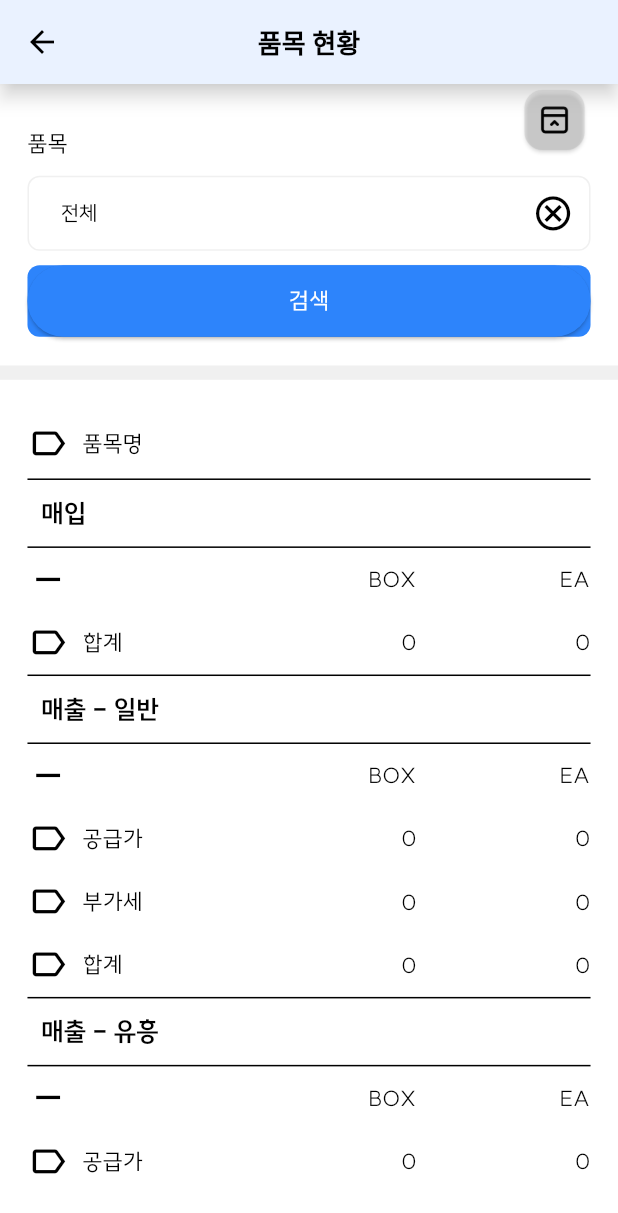
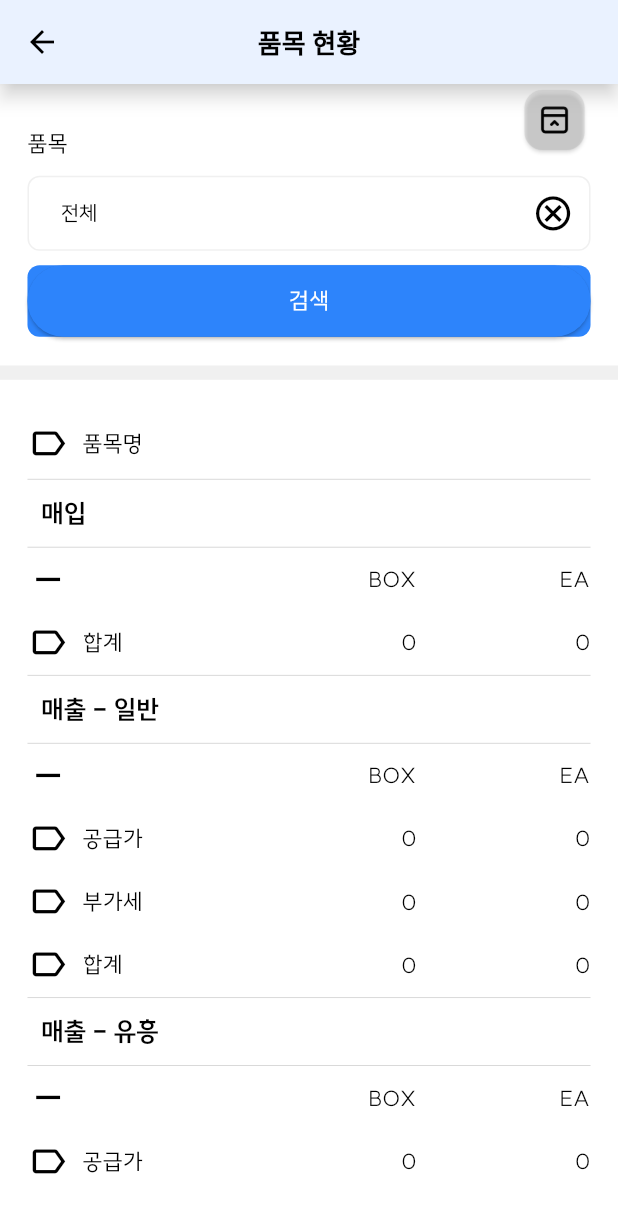
Before and after one commit to Kyeongrak-Choi/bonacamp.misxV2, a Flutter app: the ItemStatus screen opened by its route, on a phone screen of 412 x 824 dp. Shown: the top 1213 px of the screen. Run offline on Flutter 3.47's test engine with Material 3 defaults, Android fonts, the phone set to English and light mode, and no system bars; our stand-ins replace carousel_slider, curved_navigation_bar, dio, dots_indicator, fl_chart, flutter_screenutil and 8 more; missing offline and left inert: custom_info_window, dialogs, google_maps_cluster_manager, month_year_picker; accounts and stored records are empty.

Commit message:
Divider 디자인 통일

```diff
--- a/lib/components/datatable/inventory/inventory_in_out_report_item.dart
+++ b/lib/components/datatable/inventory/inventory_in_out_report_item.dart
@@ -166,10 +166,7 @@ void ShowInventoryInOutDetailDialog(var detailList, BuildContext context) {
                 SizedBox(
                   height: BASIC_PADDING.h,
                 ),
-                Divider(
-                  height: 1.h,
-                  color: context.theme.colorScheme.onPrimary,
-                ),
+                Divider(color: context.theme.colorScheme.onBackground,thickness: 0.5,height: 1.h,),
                 IconTitleField(
                   titleName: '품목',
                   value: detailList.itemName ?? '',
--- a/lib/components/datatable/inventory/inventory_report_item.dart
+++ b/lib/components/datatable/inventory/inventory_report_item.dart
@@ -166,10 +166,7 @@ void ShowInventoryDetailDialog(var detailList, BuildContext context) {
               SizedBox(
                 height: BASIC_PADDING.h,
               ),
-              Divider(
-                height: 1.h,
-                color: context.theme.colorScheme.onPrimary,
-              ),
+              Divider(color: context.theme.colorScheme.onBackground,thickness: 0.5,height: 1.h,),
               IconTitleField(
                 titleName: '품목',
                 value: detailList.itemName ?? '',
--- a/lib/components/datatable/inventory/lend_report_customer_detail_item.dart
+++ b/lib/components/datatable/inventory/lend_report_customer_detail_item.dart
@@ -91,10 +91,7 @@ void ShowLendReportCustomerDetailDialog(var detailList, BuildContext context) {
                 Text('용공수불현황 상세보기',style: context.textTheme.titleSmall
                     ?.copyWith(fontWeight: FontWeight.bold, color: context.theme.colorScheme.onPrimary,),),
                 SizedBox(height: BASIC_PADDING.h,),
-                Divider(
-                  height: 1.h,
-                  color: context.theme.colorScheme.onPrimary,
-                ),
+                Divider(color: context.theme.colorScheme.onBackground,thickness: 0.5,height: 1.h,),
                 SizedBox(height: BASIC_PADDING.h,),
                 IconTitleField(
                   titleName: '용기공병명',
--- a/lib/components/datatable/inventory/lend_report_warehouse_item.dart
+++ b/lib/components/datatable/inventory/lend_report_warehouse_item.dart
@@ -182,10 +182,7 @@ void ShowLendReportWarehouseDetailDialog(var detailList, BuildContext context) {
                 SizedBox(
                   height: BASIC_PADDING.h,
                 ),
-                Divider(
-                  height: 1.h,
-                  color: context.theme.colorScheme.onPrimary,
-                ),
+                Divider(color: context.theme.colorScheme.onBackground,thickness: 0.5,height: 1.h,),
                 IconTitleField(
                   titleName: '용기공병명',
                   value: detailList.lendItemName ?? '',
--- a/lib/components/datatable/management/salesperson_contribute_table.dart
+++ b/lib/components/datatable/management/salesperson_contribute_table.dart
@@ -30,7 +30,7 @@ class SalesPersonContributeTable extends StatelessWidget {
               Container(
                   width: MediaQuery.of(context).size.width * 0.85,
                   padding: EdgeInsetsDirectional.fromSTEB(BASIC_PADDING.w, 0.h, BASIC_PADDING * 3.w, 0.h),
-                  child: Divider(color: context.theme.colorScheme.onPrimary,thickness: 0.5)),
+                  child: Divider(color: context.theme.colorScheme.onBackground,thickness: 0.5,height: 1.h,),),
               IconTitleField(
                 titleName: '매출공급가',
                 value: (controller.controllerModel != null
@@ -65,7 +65,7 @@ class SalesPersonContributeTable extends StatelessWidget {
               Container(
                   width: MediaQuery.of(context).size.width * 0.85,
                   padding: EdgeInsetsDirectional.fromSTEB(BASIC_PADDING.w, 0.h, BASIC_PADDING * 3.w, 0.h),
-                  child: Divider(color: context.theme.colorScheme.onPrimary,thickness: 0.5)),
+                  child: Divider(color: context.theme.colorScheme.onBackground,thickness: 0.5,height: 1.h,),),
               IconTitleField(
                 titleName: '관리비용',
                 value: (controller.controllerModel != null
@@ -101,7 +101,7 @@ class SalesPersonContributeTable extends StatelessWidget {
               Container(
                   width: MediaQuery.of(context).size.width * 0.85,
                   padding: EdgeInsetsDirectional.fromSTEB(BASIC_PADDING.w, 0.h, BASIC_PADDING * 3.w, 0.h),
-                  child: Divider(color: context.theme.colorScheme.onPrimary,thickness: 0.5)),
+                  child: Divider(color: context.theme.colorScheme.onBackground,thickness: 0.5,height: 1.h,),),
               IconTitleField(
                 titleName: '채권잔액',
                 value: (controller.controllerModel != null
--- a/lib/components/datatable/purchase/purchase_ledger_detail_item.dart
+++ b/lib/components/datatable/purchase/purchase_ledger_detail_item.dart
@@ -92,10 +92,7 @@ void ShowPurchaseLedgerDetailDialog(var detailList, BuildContext context) {
               SizedBox(
                 height: BASIC_PADDING.h,
               ),
-              Divider(
-                height: 1.h,
-                color: context.theme.colorScheme.onPrimary,
-              ),
+              Divider(color: context.theme.colorScheme.onBackground,thickness: 0.5,height: 1.h,),
               IconTitleField(
                 titleName: 'item'.tr,
                 value: detailList.itemName ?? '',
--- a/lib/components/datatable/sales/balance_rental_report_item.dart
+++ b/lib/components/datatable/sales/balance_rental_report_item.dart
@@ -126,10 +126,7 @@ void ShowBalanceRentalDetailDialog(var detailList, BuildContext context) {
                 SizedBox(
                   height: BASIC_PADDING.h,
                 ),
-                Divider(
-                  height: 1.h,
-                  color: context.theme.colorScheme.onPrimary,
-                ),
+                Divider(color: context.theme.colorScheme.onBackground,thickness: 0.5,height: 1.h,),
                 IconTitleField(
                   titleName: '매출처',
                   value: detailList.name ?? '',
--- a/lib/components/datatable/sales/balance_report_item.dart
+++ b/lib/components/datatable/sales/balance_report_item.dart
@@ -125,10 +125,7 @@ void ShowBalanceDetailDialog(var detailList, BuildContext context) {
                 SizedBox(
                   height: BASIC_PADDING.h,
                 ),
-                Divider(
-                  height: 1.h,
-                  color: context.theme.colorScheme.onPrimary,
-                ),
+                Divider(color: context.theme.colorScheme.onBackground,thickness: 0.5,height: 1.h,),
                 IconTitleField(
                   titleName: '거래처',
                   value: detailList.name ?? '',
--- a/lib/components/datatable/sales/item_status_table.dart
+++ b/lib/components/datatable/sales/item_status_table.dart
@@ -33,10 +33,7 @@ class ItemStatusTable extends StatelessWidget {
                     : '',
                 iconData: Icons.label_outlined,
               ),
-              Divider(
-                height: 1.h,
-                color: context.theme.colorScheme.onPrimary,
-              ),
+              Divider(color: context.theme.colorScheme.onBackground,thickness: 0.5,height: 1.h,),
               Padding(
                 padding: EdgeInsetsDirectional.fromSTEB(
                     BASIC_PADDING.w,
@@ -51,10 +48,7 @@ class ItemStatusTable extends StatelessWidget {
                   ),
                 ),
               ),
-              Divider(
-                height: 1.h,
-                color: context.theme.colorScheme.onPrimary,
-              ),
+              Divider(color: context.theme.colorScheme.onBackground,thickness: 0.5,height: 1.h,),
               IconTitleTwoField2(
                 titleName: '',
                 value1: 'BOX',
@@ -73,10 +67,7 @@ class ItemStatusTable extends StatelessWidget {
                     : '0',
                 iconData: Icons.label_outlined,
               ),
-              Divider(
-                height: 1.h,
-                color: context.theme.colorScheme.onPrimary,
-              ),
+              Divider(color: context.theme.colorScheme.onBackground,thickness: 0.5,height: 1.h,),
               Padding(
                 padding: EdgeInsetsDirectional.fromSTEB(
                     BASIC_PADDING.w,
@@ -91,10 +82,7 @@ class ItemStatusTable extends StatelessWidget {
                   ),
                 ),
               ),
-              Divider(
-                height: 1.h,
-                color: context.theme.colorScheme.onPrimary,
-              ),
+              Divider(color: context.theme.colorScheme.onBackground,thickness: 0.5,height: 1.h,),
               IconTitleTwoField2(
                 titleName: '',
                 value1: 'BOX',
@@ -135,10 +123,7 @@ class ItemStatusTable extends StatelessWidget {
                     : '0',
                 iconData: Icons.label_outlined,
               ),
-              Divider(
-                height: 1.h,
-                color: context.theme.colorScheme.onPrimary,
-              ),
+              Divider(color: context.theme.colorScheme.onBackground,thickness: 0.5,height: 1.h,),
               Padding(
                 padding: EdgeInsetsDirectional.fromSTEB(
                     BASIC_PADDING.w,
@@ -153,10 +138,7 @@ class ItemStatusTable extends StatelessWidget {
                   ),
                 ),
               ),
-              Divider(
-                height: 1.h,
-                color: context.theme.colorScheme.onPrimary,
-              ),
+              Divider(color: context.theme.colorScheme.onBackground,thickness: 0.5,height: 1.h,),
               IconTitleTwoField2(
                 titleName: '',
                 value1: 'BOX',
--- a/lib/components/datatable/sales/sales_ledger_detail_item.dart
+++ b/lib/components/datatable/sales/sales_ledger_detail_item.dart
@@ -95,10 +95,7 @@ void ShowLedgerDetailDialog(var detailList, BuildContext context) {
                 SizedBox(
                   height: BASIC_PADDING.h,
                 ),
-                Divider(
-                  height: 1.h,
-                  color: context.theme.colorScheme.onPrimary,
-                ),
+                Divider(color: context.theme.colorScheme.onBackground,thickness: 0.5,height: 1.h,),
                 IconTitleField(
                   titleName: 'item'.tr,
                   value: detailList.itemName ?? '',
--- a/lib/components/datatable/support/rental_report_detail_item.dart
+++ b/lib/components/datatable/support/rental_report_detail_item.dart
@@ -87,10 +87,7 @@ void ShowRentalReportDetailDialog(var detailList, BuildContext context) {
                 SizedBox(
                   height: BASIC_PADDING.h,
                 ),
-                Divider(
-                  height: 1.h,
-                  color: context.theme.colorScheme.onPrimary,
-                ),
+                Divider(color: context.theme.colorScheme.onBackground,thickness: 0.5,height: 1.h,),
                 IconTitleField(
                   titleName: '차수',
                   value: detailList.sequence.toString(),
```
Also changed, not shown: lib/components/datatable/location/vendor_location_item.dart (+2 -8 lines), lib/components/datatable/management/customer_contribute_table.dart (+4 -6 lines), lib/components/datatable/sales/customer_info_item.dart (+5 -8 lines).
